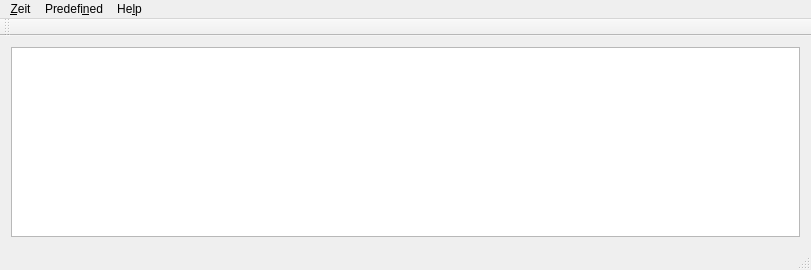
First picture: the form in src/mainwindow.ui, repository loimu/zeit, before the edit.
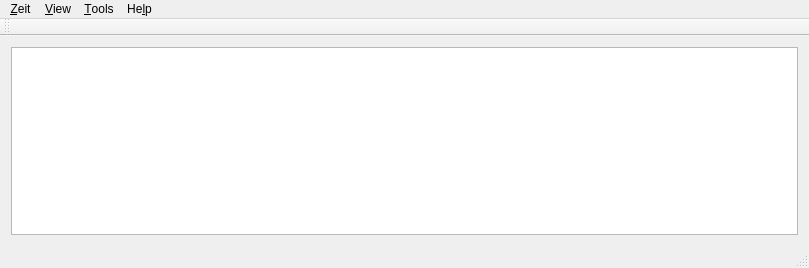
Second picture: the form after the edit. Icons and pictures are not drawn.

Diff of the .ui file:
```diff
--- a/src/mainwindow.ui
+++ b/src/mainwindow.ui
@@ -6,8 +6,8 @@
    <rect>
     <x>0</x>
     <y>0</y>
-    <width>811</width>
-    <height>270</height>
+    <width>809</width>
+    <height>268</height>
    </rect>
   </property>
   <property name="windowTitle">
@@ -30,7 +30,7 @@
     <rect>
      <x>0</x>
      <y>0</y>
-     <width>811</width>
+     <width>809</width>
      <height>25</height>
     </rect>
    </property>
@@ -52,12 +52,21 @@
    </widget>
    <widget class="QMenu" name="menuPredefined">
     <property name="title">
-     <string>Predefi&amp;ned</string>
+     <string>&amp;Tools</string>
     </property>
     <addaction name="actionAlarm"/>
     <addaction name="actionTimer"/>
    </widget>
+   <widget class="QMenu" name="menuView">
+    <property name="title">
+     <string>&amp;View</string>
+    </property>
+    <addaction name="actionPeriodic"/>
+    <addaction name="actionVariables"/>
+    <addaction name="actionNonperiodic"/>
+   </widget>
    <addaction name="menuAdd"/>
+   <addaction name="menuView"/>
    <addaction name="menuPredefined"/>
    <addaction name="menuHelp"/>
   </widget>
```
Left out of the diff: 32 changed lines with no effect on the pictures.
